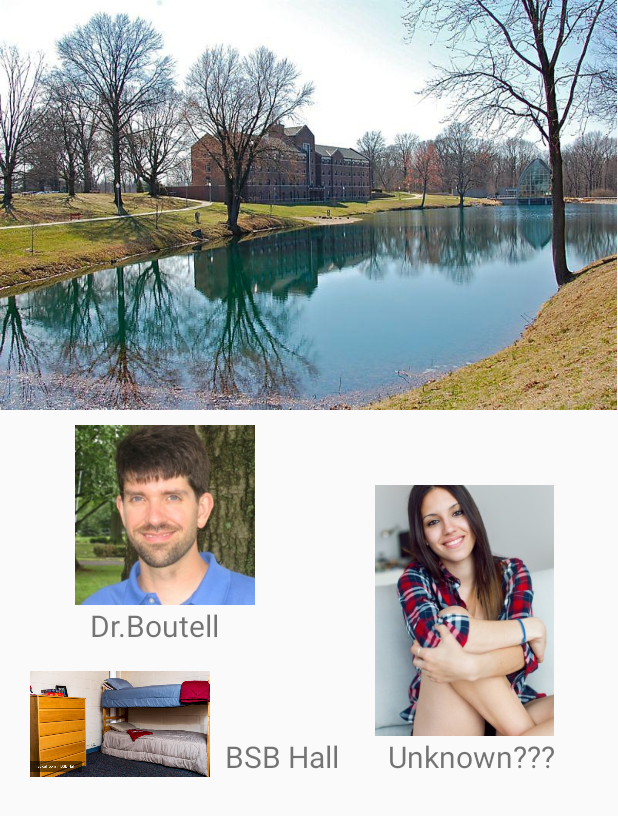
After one commit to Yiiiiiiifeiiiiiiii/RoseLifeSimulator, an Android app: the layout people_fragment.xml on its own in the app's theme, with its tools: preview values and no code run, on a phone screen of 412 x 824 dp. The commit adds this screen. Shown: the top 816 px of the screen. Run offline under Robolectric (Android 15) with nearby library versions, the phone set to English and light mode, and no system bars.

Commit message:
several layouts

```diff
--- /dev/null
+++ b/Project/app/src/main/res/layout/people_fragment.xml
@@ -0,0 +1,81 @@
+<?xml version="1.0" encoding="utf-8"?>
+<RelativeLayout xmlns:android="http://schemas.android.com/apk/res/android"
+                                             android:layout_width="match_parent"
+                                             android:layout_height="match_parent">
+    <ImageView android:layout_width="match_parent"
+               android:layout_height="wrap_content"
+               android:scaleType="fitStart"
+               android:adjustViewBounds="true"
+               android:src="@drawable/people_background"
+               android:id="@+id/people_background"
+    />
+
+    <ImageView android:layout_width="120dp"
+               android:layout_height="120dp"
+               android:adjustViewBounds="true"
+               android:scaleType="fitStart"
+               android:layout_marginTop="10dp"
+               android:src="@drawable/DrBhead"
+               android:layout_marginLeft="50dp"
+               android:id="@+id/drB_head"
+               android:layout_below="@id/people_background"
+
+    />
+
+    <TextView android:layout_width="wrap_content"
+              android:layout_height="wrap_content"
+              android:id="@+id/dr_B_text"
+              android:textSize="20sp"
+              android:layout_below="@id/drB_head"
+              android:layout_alignLeft="@id/drB_head"
+              android:layout_marginLeft="10dp"
+              android:text="@string/dr_boutell"
+    />
+
+    <TextView android:layout_width="wrap_content"
+              android:layout_height="wrap_content"
+              android:id="@+id/bsb_text"
+              android:layout_marginLeft="10dp"
+              android:layout_toRightOf="@id/bsb"
+              android:layout_alignBottom="@id/bsb"
+              android:textSize="20sp"
+              android:text="@string/bsb_hall"
+    />
+
+    <TextView android:layout_width="wrap_content"
+              android:layout_height="wrap_content"
+              android:textSize="20sp"
+              android:layout_below="@id/girlfriend"
+              android:layout_alignRight="@id/girlfriend"
+              android:id="@+id/girlfriend_text"
+              android:text="@string/unknown"
+    />
+
+    <ImageView android:layout_width="120dp"
+               android:layout_height="120dp"
+               android:scaleType="fitEnd"
+               android:adjustViewBounds="true"
+
+               android:layout_marginTop="-5dp"
+               android:id="@+id/bsb"
+               android:src="@drawable/bsb"
+               android:layout_marginLeft="20dp"
+               android:layout_below="@id/drB_head"
+
+    />
+
+    <ImageView android:layout_width="120dp"
+               android:scaleType="fitStart"
+               android:layout_height="wrap_content"
+               android:adjustViewBounds="true"
+               android:layout_marginTop="50dp"
+               android:id="@+id/girlfriend"
+               android:src="@drawable/girlfriend"
+               android:layout_marginLeft="80dp"
+               android:layout_toRightOf="@+id/drB_head"
+               android:layout_below="@id/people_background"
+
+    />
+
+
+</RelativeLayout>
```
Also changed, not shown: Project/app/src/main/res/layout/login.xml (added, +40 -0 lines), Project/app/src/main/res/layout/menudialog.xml (added, +47 -0 lines), Project/app/src/main/res/values/strings.xml (+14 -1 lines), Project/app/src/main/res/drawable-v24/DrBhead.jpg (added), Project/app/src/main/res/drawable-v24/bsb.png (added), Project/app/src/main/res/drawable-v24/girlfriend.jpg (added), Project/app/src/main/res/drawable-v24/people_background.jpg (added), Project/app/src/main/res/drawable/DrBhead.jpg (added), Project/app/src/main/res/drawable/bsb.png (added), Project/app/src/main/res/drawable/girlfriend.jpg (added), Project/app/src/main/res/drawable/people_background.jpg (added).
